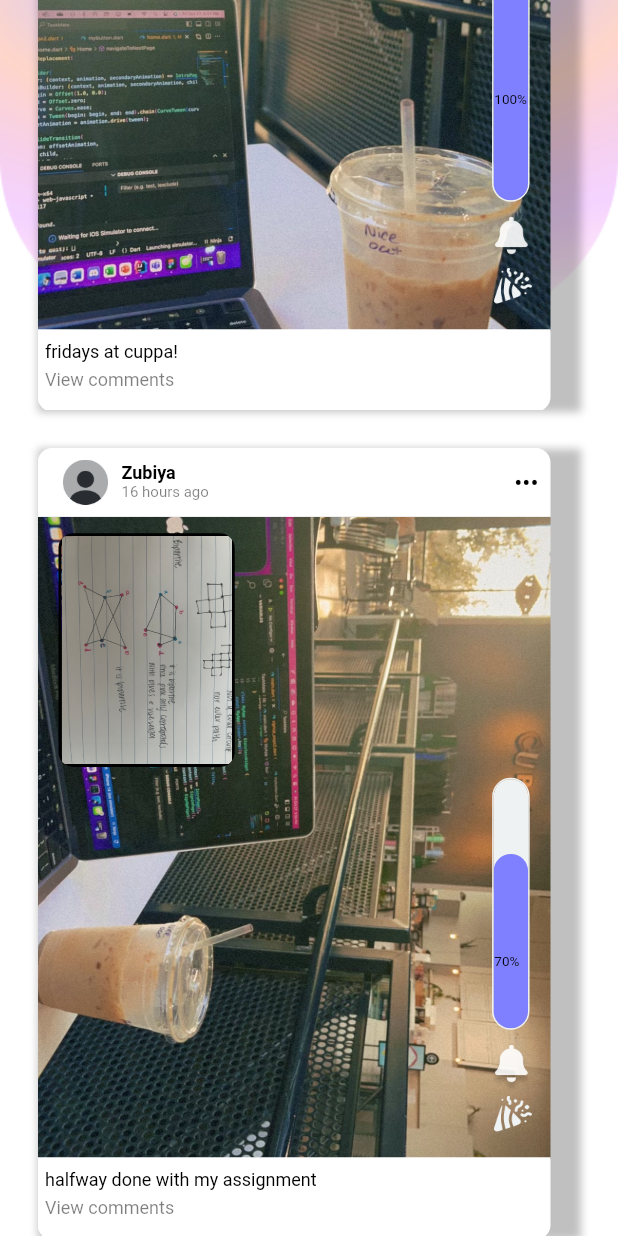
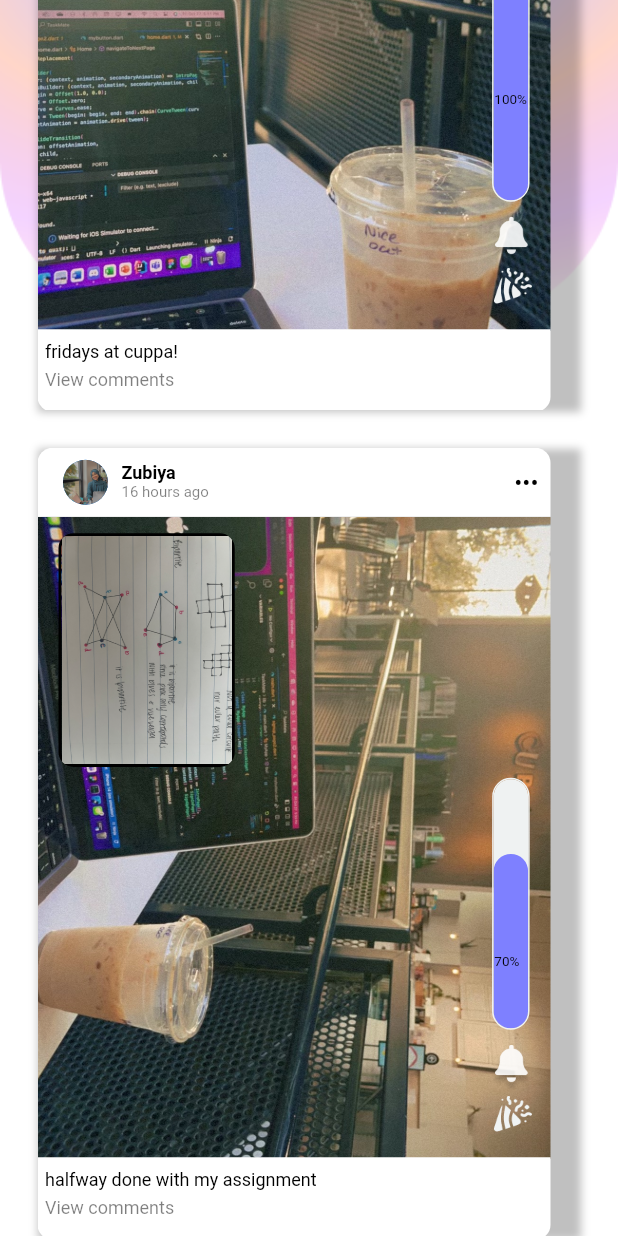
Before and after one commit to acm-projects/TaskMate, a Flutter app: the HomePagePageComponent screen opened directly, scrolled down 576 dp, on a phone screen of 412 x 824 dp. Run offline on Flutter 3.47's test engine with Material 2 defaults, Android fonts, the phone set to English and light mode, and no system bars; our stand-ins replace camera, google_nav_bar.

Commit message:
more images

```diff
--- a/lib/components/post.dart
+++ b/lib/components/post.dart
@@ -238,8 +238,12 @@ class Post extends StatelessWidget {
                   IconButton(
                     onPressed: () {},
                     padding: EdgeInsets.zero,
-                    icon:
-                      Image.asset(pfp, height: 30)),
+                    icon: CircleAvatar(
+                      radius: 15,
+                      backgroundImage: AssetImage(pfp),
+                    ),
+                  ),
+
                   Expanded(
                     child: Column(
                     mainAxisAlignment: MainAxisAlignment.center,
--- a/lib/pages/collaborate.dart
+++ b/lib/pages/collaborate.dart
@@ -35,7 +35,7 @@ class CollaboratePage extends StatelessWidget {
                               padding: EdgeInsets.all(0),
                               icon: CircleAvatar(
                                 backgroundImage:
-                                  AssetImage('lib/images/profile.png'),
+                                  AssetImage('lib/images/zubi_profile.jpg'),
                                   backgroundColor: Colors.grey,
                               ),
                               iconSize: 45,
--- a/lib/pages/tasks.dart
+++ b/lib/pages/tasks.dart
@@ -28,7 +28,7 @@ class TasksPage extends StatelessWidget {
                           padding: EdgeInsets.all(0),
                           icon: CircleAvatar(
                             backgroundImage:
-                                AssetImage('lib/images/profile.png'),
+                                AssetImage('lib/images/zubi_profile.jpg'),
                             backgroundColor: Colors.grey,
                           ),
                           iconSize: 45,
--- a/lib/util/home_page_complete_component.dart
+++ b/lib/util/home_page_complete_component.dart
@@ -347,11 +347,11 @@ class HomePagePageComponent extends StatelessWidget {
 
                         const SizedBox(height: 12,),
 
-                        Post(pfp: 'lib/images/profilebig.png', userName: 'Zubiya', timeSincePost: '3 hours ago', smallPicture: 'lib/images/tasks1.JPG', bigPicture: 'lib/images/tasks2.JPG', progress: 100, caption: 'fridays at cuppa!'),
+                        Post(pfp: 'lib/images/zubi_profile.jpg', userName: 'Zubiya', timeSincePost: '3 hours ago', smallPicture: 'lib/images/tasks1.JPG', bigPicture: 'lib/images/tasks2.JPG', progress: 100, caption: 'fridays at cuppa!'),
 
                         const SizedBox(height: 25),
 
-                        Post(pfp: 'lib/images/profilebig.png', userName: 'Zubiya', timeSincePost: '16 hours ago', smallPicture: 'lib/images/tasks6.JPG', bigPicture: 'lib/images/tasks4.JPG', progress: 70, caption: 'halfway done with my assignment'),
+                        Post(pfp: 'lib/images/zubi_profile.jpg', userName: 'Zubiya', timeSincePost: '16 hours ago', smallPicture: 'lib/images/tasks6.JPG', bigPicture: 'lib/images/tasks4.JPG', progress: 70, caption: 'halfway done with my assignment'),
 
                         const SizedBox(height: 25,),
                   ],
```
